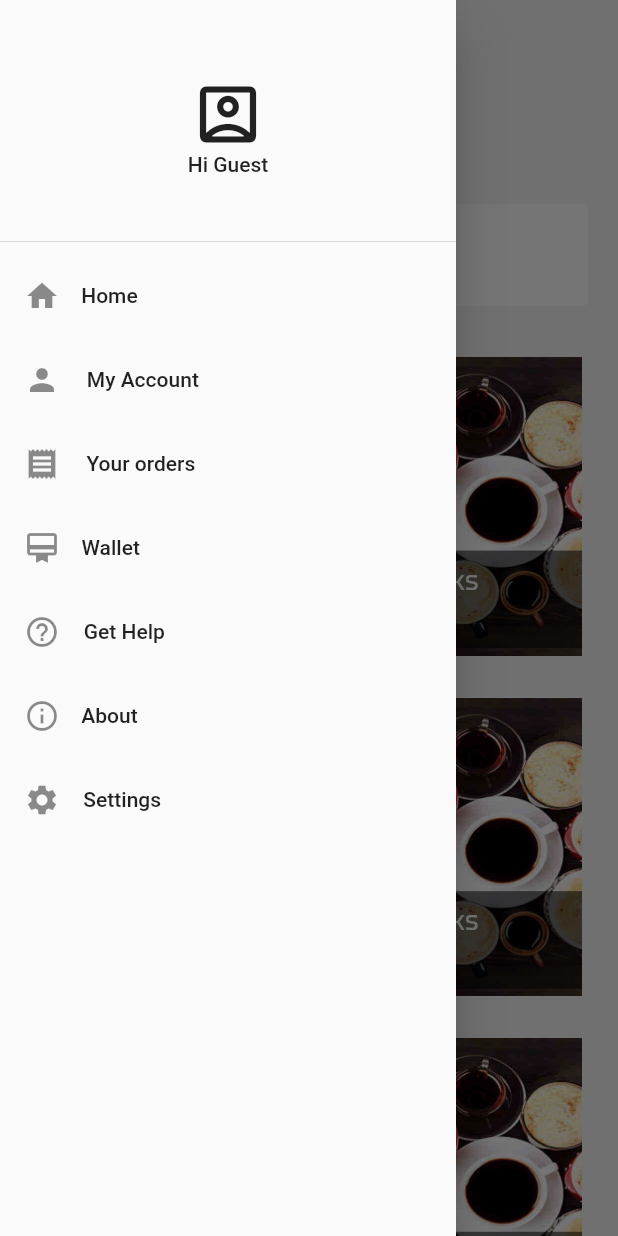
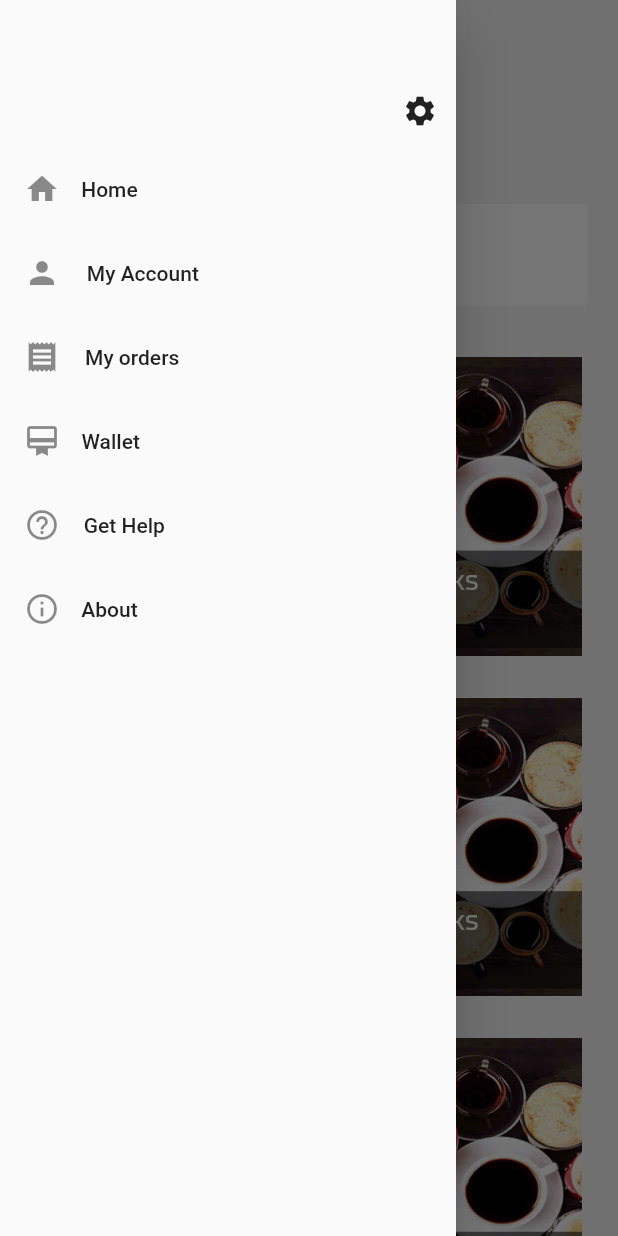
Before and after one commit to MK-Programer/miu_buffet, a Flutter app: the screen it shows after launch, with the side drawer open, on a phone screen of 412 x 824 dp. Run offline on Flutter 3.47's test engine with Material 2 defaults, Android fonts, the phone set to English and light mode, and no system bars.

Commit message:
Update side_menu_bar.dart

```diff
--- a/lib/shared/widgets/side_menu_bar.dart
+++ b/lib/shared/widgets/side_menu_bar.dart
@@ -5,21 +5,18 @@ class SideBar extends StatelessWidget {
   Widget build(BuildContext context) {
     return Drawer(
       child: ListView(
-        padding: EdgeInsets.zero,
+        padding: EdgeInsets.only(top: 50.0),
         children: [
-          DrawerHeader(
-            child: Column(
-              mainAxisAlignment: MainAxisAlignment.center,
-              children: const [
-                Icon(
-                  Icons.account_box_outlined,
-                  size: 50,
-                ),
-                const Text(
-                  'Hi Guest',
-                ),
-              ],
-            ),
+          Row(
+            mainAxisAlignment: MainAxisAlignment.end,
+            children: [
+              IconButton(
+                onPressed: () {
+                  Navigator.pushNamed(context, '/setting');
+                },
+                icon: Icon(Icons.settings),
+              ),
+            ],
           ),
           ListTile(
             leading: Icon(Icons.home),
@@ -44,7 +41,7 @@ class SideBar extends StatelessWidget {
           ListTile(
             leading: Icon(Icons.receipt),
             title: Align(
-              child: Text('Your orders'),
+              child: Text('My orders'),
               alignment: Alignment(-1.2, 0),
             ),
             onTap: () {},
@@ -73,16 +70,6 @@ class SideBar extends StatelessWidget {
             ),
             onTap: () {},
           ),
-          ListTile(
-            leading: Icon(Icons.settings),
-            title: Align(
-              child: Text('Settings'),
-              alignment: Alignment(-1.2, 0),
-            ),
-            onTap: () {
-              Navigator.pushNamed(context, '/setting');
-            },
-          ),
         ],
       ),
     );
```
